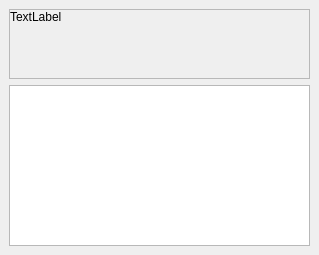
Old version of the form ui/dialogs/select_item_dialog.ui in the repository TheCodingJsoftware/Invigo.
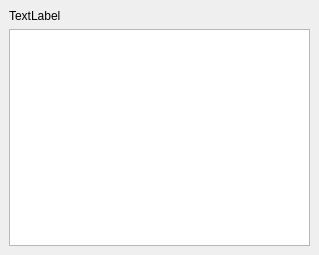
New version of the form.

Diff of the .ui file:
```diff
--- a/ui/dialogs/select_item_dialog.ui
+++ b/ui/dialogs/select_item_dialog.ui
@@ -68,38 +68,6 @@
          <number>9</number>
         </property>
         <item>
-         <layout class="QHBoxLayout" name="horizontalLayout_4" stretch="0">
-          <item>
-           <widget class="QScrollArea" name="scrollArea">
-            <property name="widgetResizable">
-             <bool>true</bool>
-            </property>
-            <widget class="QWidget" name="scrollAreaWidgetContents">
-             <property name="geometry">
-              <rect>
-               <x>0</x>
-               <y>0</y>
-               <width>297</width>
-               <height>69</height>
-              </rect>
-             </property>
-             <layout class="QVBoxLayout" name="verticalLayout_4">
-              <property name="spacing">
-               <number>0</number>
-              </property>
-              <property name="leftMargin">
-               <number>0</number>
-              </property>
-              <property name="topMargin">
-               <number>0</number>
-              </property>
-              <property name="rightMargin">
-               <number>0</number>
-              </property>
-              <property name="bottomMargin">
-               <number>0</number>
-              </property>
-              <item>
                <widget class="QLabel" name="lblMessage">
                 <property name="sizePolicy">
                  <sizepolicy hsizetype="Preferred" vsizetype="Minimum">
@@ -117,12 +85,6 @@
                  <bool>true</bool>
                 </property>
                </widget>
-              </item>
-             </layout>
-            </widget>
-           </widget>
-          </item>
-         </layout>
         </item>
         <item>
          <widget class="QListWidget" name="listWidget"/>
```
Left out of the diff: 4 changed lines with no effect on the pictures. Lines whose indentation alone changed are shown as unchanged.
